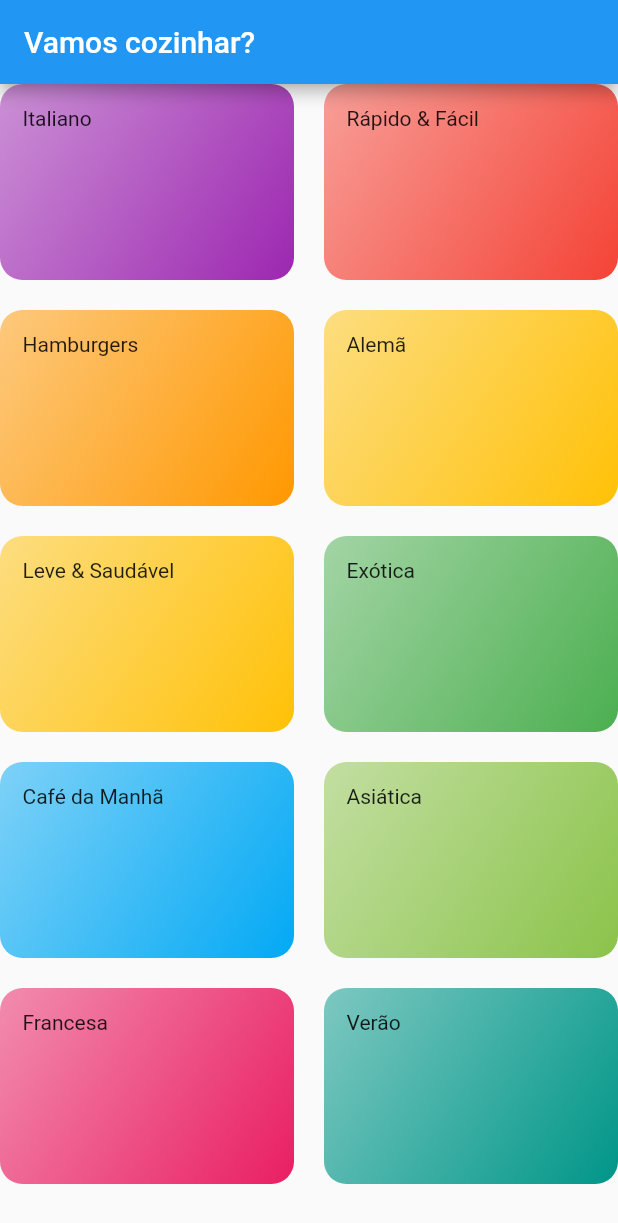
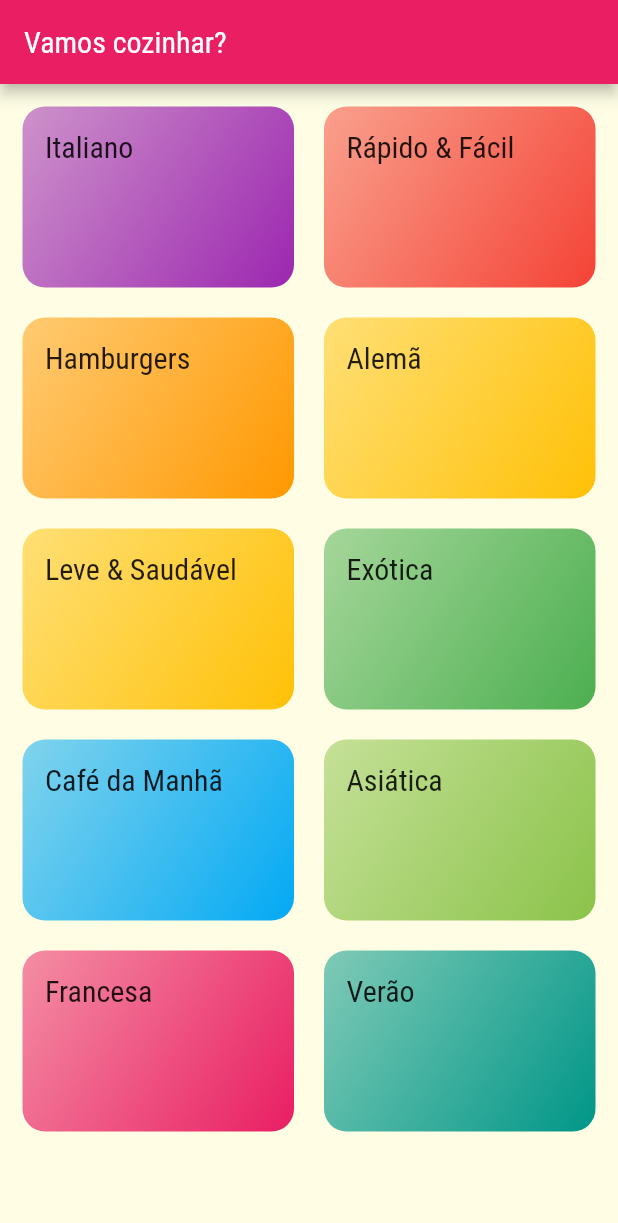
Before and after one commit to marcelinx/delimeals-flutter, a Flutter app: the screen it shows after launch, on a phone screen of 412 x 824 dp. Shown: the top 1223 px of the screen. Run offline on Flutter 3.47's test engine with Material 2 defaults, Android fonts, the phone set to English and light mode, and no system bars.

Commit message:
adicionando tema e estilo

```diff
--- a/lib/components/category_item.dart
+++ b/lib/components/category_item.dart
@@ -1,10 +1,10 @@
 import 'package:flutter/material.dart';
-import 'package:meals/models/category.dart';
+import '../models/category.dart';
 
 class CategoryItem extends StatelessWidget {
   final Category category;
 
-  const CategoryItem(this.category, {super.key});
+  const CategoryItem(this.category, {Key? key}) : super(key: key);
 
   @override
   Widget build(BuildContext context) {
@@ -21,7 +21,10 @@ class CategoryItem extends StatelessWidget {
           end: Alignment.bottomRight,
         ),
       ),
-      child: Text(category.title),
+      child: Text(
+        category.title,
+        style: Theme.of(context).textTheme.titleLarge,
+      ),
     );
   }
 }
--- a/lib/main.dart
+++ b/lib/main.dart
@@ -1,17 +1,30 @@
 import 'package:flutter/material.dart';
 import 'screens/categories_screens.dart';
 
-void main() => runApp(const MyApp());
+void main() {
+  runApp(const MyApp());
+}
 
 class MyApp extends StatelessWidget {
-  const MyApp({super.key});
+  const MyApp({Key? key}) : super(key: key);
 
   @override
   Widget build(BuildContext context) {
     return MaterialApp(
-      title: 'DeliMeals',
+      title: 'Vamos Cozinhar?',
       theme: ThemeData(
-        primarySwatch: Colors.blue,
+        colorScheme: ColorScheme.fromSwatch().copyWith(
+          primary: Colors.pink,
+          secondary: Colors.amber,
+        ),
+        canvasColor: const Color.fromRGBO(255, 254, 229, 1),
+        fontFamily: 'Raleway',
+        textTheme: ThemeData.light().textTheme.copyWith(
+              titleLarge: const TextStyle(
+                fontSize: 20,
+                fontFamily: 'RobotoCondensed',
+              ),
+            ),
       ),
       home: const CategoriesScreen(),
     );
--- a/lib/screens/categories_screens.dart
+++ b/lib/screens/categories_screens.dart
@@ -9,9 +9,10 @@ class CategoriesScreen extends StatelessWidget {
   Widget build(BuildContext context) {
     return Scaffold(
       appBar: AppBar(
-        title: Text('Vamos cozinhar?'),
+        title: const Text('Vamos cozinhar?'),
       ),
       body: GridView(
+        padding: const EdgeInsets.all(15),
         gridDelegate: const SliverGridDelegateWithMaxCrossAxisExtent(
           maxCrossAxisExtent: 200,
           childAspectRatio: 3 / 2,
```
Also changed, not shown: pubspec.yaml (+21 -13 lines), assets/fonts/Raleway-Black.ttf (added), assets/fonts/Raleway-Bold.ttf (added), assets/fonts/Raleway-Regular.ttf (added), assets/fonts/RobotoCondensed-Bold.ttf (added), assets/fonts/RobotoCondensed-Italic.ttf (added), assets/fonts/RobotoCondensed-Light.ttf (added), assets/fonts/RobotoCondensed-Regular.ttf (added), pubspec.lock.
